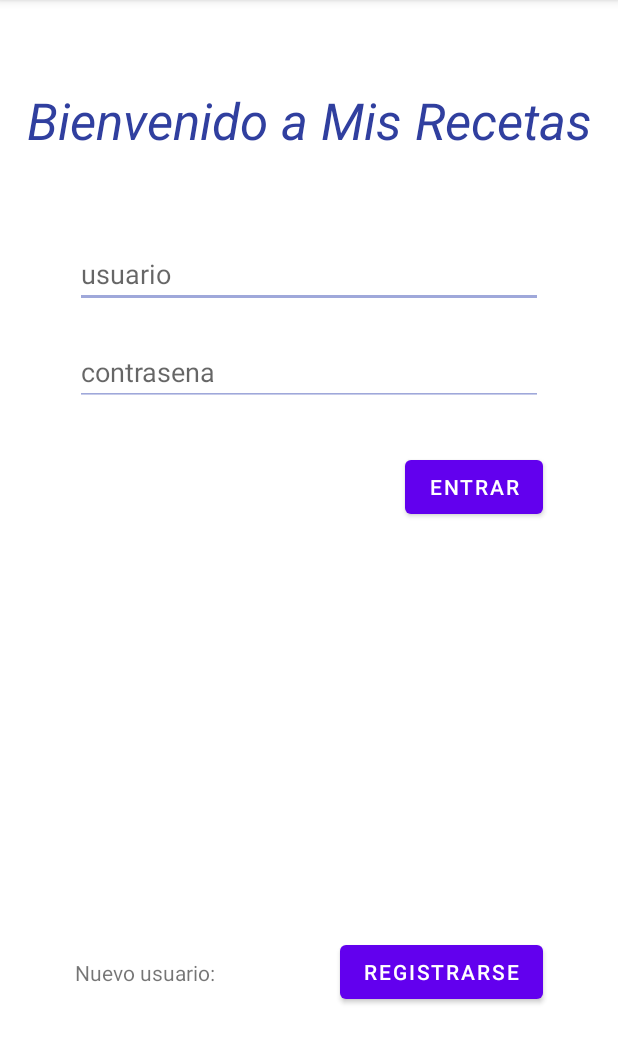
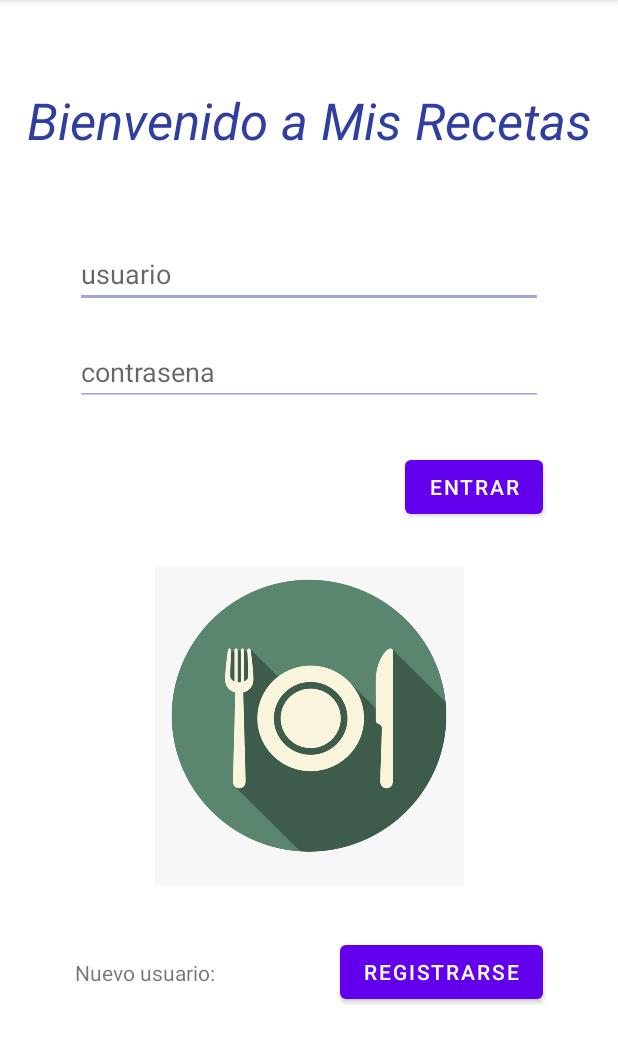
Before and after one commit to mariaroda76/EJERCICIO_FINAL, an Android app: the screen it shows after launch (MainActivity), on a phone screen of 412 x 824 dp, the part 84-1148 px from its top. Run offline under Robolectric (Android 15) with nearby library versions, the phone set to English and light mode, and no system bars.

Commit message:
imagen_ppal

```diff
--- a/app/src/main/res/layout/fragment_first.xml
+++ b/app/src/main/res/layout/fragment_first.xml
@@ -83,5 +83,16 @@
         app:layout_constraintStart_toStartOf="@+id/et_first_pass"
         app:layout_constraintTop_toTopOf="@+id/fist_bt_SingIn" />
 
+    <ImageView
+        android:id="@+id/imageView"
+        android:layout_width="wrap_content"
+        android:layout_height="wrap_content"
+        android:scaleX=".5"
+        android:scaleY=".5"
+        android:src="@drawable/intro"
+        android:translationY="100dp"
+        app:layout_constraintStart_toStartOf="parent"
+        app:layout_constraintTop_toTopOf="parent" />
+
 
 </androidx.constraintlayout.widget.ConstraintLayout>
```
Also changed, not shown: app/src/main/res/layout/fragment_user.xml (+11 -0 lines), app/src/main/res/drawable/intro.png (added).
